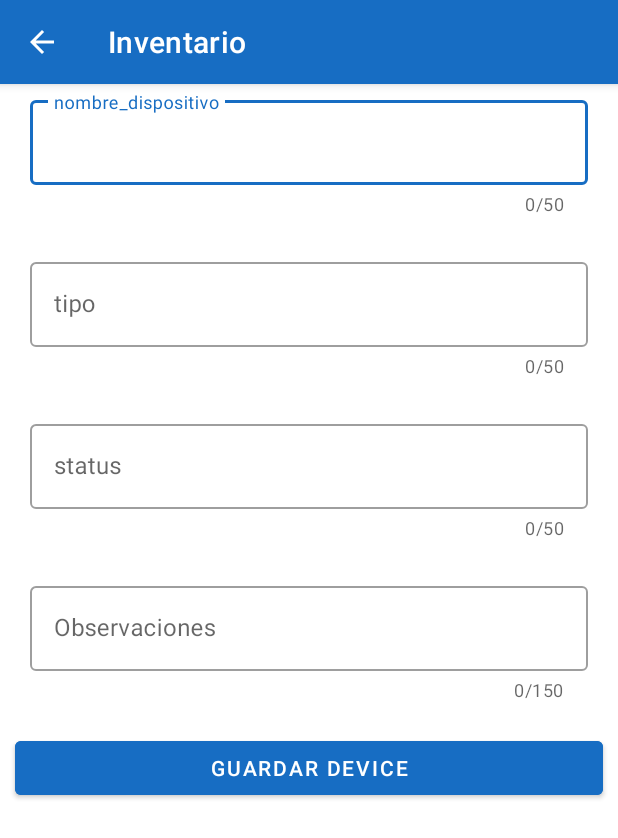
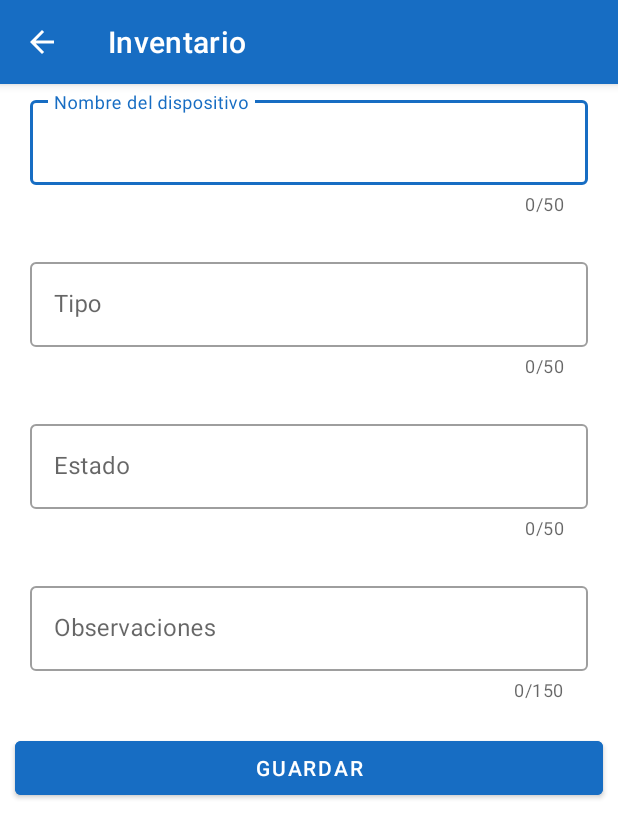
Before and after one commit to VicenteAguileraPerez/AdministracionRedesApp, an Android app: the InventarioFormActivity screen opened directly, with no data from a screen before it, on a phone screen of 412 x 824 dp. Shown: the top 838 px of the screen. Run offline under Robolectric (Android 15) with nearby library versions, the phone set to English and light mode, and no system bars.

```diff
--- a/app/build.gradle
+++ b/app/build.gradle
@@ -41,5 +41,7 @@ dependencies {
     implementation platform('com.google.firebase:firebase-bom:26.6.0')
     // Declare the dependency for the Cloud Firestore library
     // When using the BoM, you don't specify versions in Firebase library dependencies
-    implementation 'com.google.firebase:firebase-firestore'
+    implementation 'com.google.firebase:firebase-firestore:22.1.1'
+    implementation 'com.google.firebase:firebase-analytics:18.0.2'
 }
+apply plugin: 'com.google.gms.google-services'
--- a/app/src/main/java/com/administracionredes/administracionredesapp/ConfiguracionesFormActivity.java
+++ b/app/src/main/java/com/administracionredes/administracionredesapp/ConfiguracionesFormActivity.java
@@ -94,7 +94,6 @@ public class ConfiguracionesFormActivity extends AppCompatActivity implements St
         }
     }
 
-
     @Override
     public void status(String mensaje) {
         Toast.makeText(ConfiguracionesFormActivity.this, mensaje, Toast.LENGTH_SHORT).show();
--- a/app/src/main/java/com/administracionredes/administracionredesapp/FallasFormActivity.java
+++ b/app/src/main/java/com/administracionredes/administracionredesapp/FallasFormActivity.java
@@ -42,18 +42,14 @@ public class FallasFormActivity extends AppCompatActivity implements Status {
                 String tipo_de_falla = textInputLayout__tipo_de_falla.getEditText().getText().toString();
                 String observaciones = textInputLayout_observaciones.getEditText().getText().toString();
                 if (evaluarDatos(guia, textInputLayout_guia) && evaluarDatos(dispositivo, textInputLayout_dispositivo) && evaluarDatos(tipo_de_falla, textInputLayout__tipo_de_falla) && evaluarDatos(observaciones, textInputLayout_observaciones)) {
-                    //Conexión exitosa
                     String datos[] = {guia, dispositivo, tipo_de_falla, observaciones};
                     if (getIntent().getBooleanExtra("dato", false)) {
-                        //Edición e Firebase
                         new FirebaseHelper().editar(FallasFormActivity.this::status, Collections.FALLAS.toString(), fallas.getId(), StaticHelper.FALLASKEYS, datos);
                     } else {
-                        //Agregación en Firebase
                         new FirebaseHelper().add(FallasFormActivity.this::status, Collections.FALLAS.toString(), StaticHelper.FALLASKEYS, datos);
                     }
                     Snackbar.make(view, "Datos válidos", Snackbar.LENGTH_SHORT).show();
                 } else {
-                    //Conexión
                     Snackbar.make(view, "Datos inválidos", Snackbar.LENGTH_SHORT).show();
                 }
             }
--- a/app/src/main/java/com/administracionredes/administracionredesapp/FallasListaActivity.java
+++ b/app/src/main/java/com/administracionredes/administracionredesapp/FallasListaActivity.java
@@ -3,8 +3,10 @@ package com.administracionredes.administracionredesapp;
 import androidx.appcompat.app.AppCompatActivity;
 import androidx.recyclerview.widget.RecyclerView;
 import androidx.recyclerview.widget.StaggeredGridLayoutManager;
+
 import android.content.Intent;
 import android.os.Bundle;
+import android.util.Log;
 import android.view.View;
 import android.widget.Toast;
 
@@ -53,6 +55,7 @@ public class FallasListaActivity extends AppCompatActivity implements Data, Stat
         arrayList = new ArrayList<>();
         for (Object o : data) {
             Fallas fallas = (Fallas) o;
+            Log.e("Error", fallas.getId() + fallas.getDispositivo());
             arrayList.add(fallas);
         }
         llenar(arrayList);
--- a/app/src/main/java/com/administracionredes/administracionredesapp/adapters/AdapterItemConfiguraciones.java
+++ b/app/src/main/java/com/administracionredes/administracionredesapp/adapters/AdapterItemConfiguraciones.java
@@ -56,7 +56,7 @@ public class AdapterItemConfiguraciones extends RecyclerView.Adapter<AdapterItem
                 ++clic[0];
                 if (clic[0] == 1) {
                     Intent intent = new Intent(context, ConfiguracionesFormActivity.class);
-                    intent.putExtra("Configuraciones", configuraciones);
+                    intent.putExtra("Configuraciones", configuracionesList.get(position));
                     intent.putExtra("dato", true);
                     context.startActivity(intent);
                 }
--- a/app/src/main/java/com/administracionredes/administracionredesapp/adapters/AdapterItemFallas.java
+++ b/app/src/main/java/com/administracionredes/administracionredesapp/adapters/AdapterItemFallas.java
@@ -5,6 +5,7 @@ import android.content.Context;
 import android.content.DialogInterface;
 import android.content.Intent;
 import android.os.SystemClock;
+import android.util.Log;
 import android.view.LayoutInflater;
 import android.view.View;
 import android.view.ViewGroup;
@@ -58,7 +59,7 @@ public class AdapterItemFallas extends RecyclerView.Adapter<AdapterItemFallas.Vi
                 ++clic[0];
                 if (clic[0] == 1) {
                     Intent intent = new Intent(context, FallasFormActivity.class);
-                    intent.putExtra("Fallas", fallas);
+                    intent.putExtra("Fallas", fallasList.get(position));
                     intent.putExtra("dato", true);
                     context.startActivity(intent);
                 }
--- a/app/src/main/java/com/administracionredes/administracionredesapp/adapters/AdapterItemInventario.java
+++ b/app/src/main/java/com/administracionredes/administracionredesapp/adapters/AdapterItemInventario.java
@@ -56,7 +56,7 @@ public class AdapterItemInventario extends RecyclerView.Adapter<AdapterItemInven
                 ++clic[0];
                 if (clic[0] == 1) {
                     Intent intent = new Intent(context, InventarioFormActivity.class);
-                    intent.putExtra("Inventario", inventario);
+                    intent.putExtra("Inventario", marioList.get(position));
                     intent.putExtra("dato", true);
                     context.startActivity(intent);
                 }
--- a/app/src/main/java/com/administracionredes/administracionredesapp/adapters/AdapterItemLocalizacion.java
+++ b/app/src/main/java/com/administracionredes/administracionredesapp/adapters/AdapterItemLocalizacion.java
@@ -26,6 +26,7 @@ public class AdapterItemLocalizacion extends RecyclerView.Adapter<AdapterItemLoc
     List<Localizacion> localizacionList;
     Context context;
     Data data;
+
     public AdapterItemLocalizacion(List<Localizacion> localizacionList, Context context, Data data) {
         this.localizacionList = localizacionList;
         this.context = context;
@@ -56,7 +57,7 @@ public class AdapterItemLocalizacion extends RecyclerView.Adapter<AdapterItemLoc
                 ++clic[0];
                 if (clic[0] == 1) {
                     Intent intent = new Intent(context, LocalizacionFormActivity.class);
-                    intent.putExtra("Localizacion", localizacion);
+                    intent.putExtra("Localizacion", localizacionList.get(position));
                     intent.putExtra("dato", true);
                     context.startActivity(intent);
                 }
--- a/app/src/main/java/com/administracionredes/administracionredesapp/services/FirebaseHelper.java
+++ b/app/src/main/java/com/administracionredes/administracionredesapp/services/FirebaseHelper.java
@@ -1,4 +1,6 @@
 package com.administracionredes.administracionredesapp.services;
+
+import android.util.Log;
 
 import androidx.annotation.NonNull;
 
@@ -113,8 +115,6 @@ public class FirebaseHelper {
                         if (task.isSuccessful()) {
                             ArrayList<Object> datos = new ArrayList<>();
                             for (QueryDocumentSnapshot document : task.getResult()) {
-                                //objeto
-                                //{"NOMBRE","TIPO", "STATUS","OBSERVACIONES"};
                                 Inventario inventario = new Inventario(document.getId(), document.getData().get("NOMBRE").toString(),
                                         document.getData().get("TIPO").toString(), document.getData().get("STATUS").toString(),
                                         document.getData().get("OBSERVACIONES").toString());
--- a/app/src/main/res/layout/activity_inventario_form.xml
+++ b/app/src/main/res/layout/activity_inventario_form.xml
@@ -33,14 +33,14 @@
                 android:layout_marginEnd="20dp"
                 android:layout_marginBottom="20dp"
                 android:backgroundTint="@color/white"
-                android:hint="nombre_dispositivo"
+                android:hint="Nombre del dispositivo"
                 app:counterEnabled="true"
                 app:counterMaxLength="50">
 
                 <com.google.android.material.textfield.TextInputEditText
                     android:layout_width="match_parent"
                     android:layout_height="wrap_content"
-                    android:digits="0123456789ABCDEFGHIJKLMNOPQRSTUVWXYZÑ"
+                    android:digits="0123456789ABCDEFGHIJKLMNOPQRSTUVWXYZÑabcdefghijklmnñopqrstuvwxyz "
                     android:enabled="true"
                     android:inputType="textCapSentences"
                     android:maxLength="50" />
@@ -56,7 +56,7 @@
                 android:layout_marginEnd="20dp"
                 android:layout_marginBottom="20dp"
                 android:backgroundTint="@color/white"
-                android:hint="tipo"
+                android:hint="Tipo"
                 app:counterEnabled="true"
                 app:counterMaxLength="50"
                 app:errorEnabled="true">
@@ -64,7 +64,7 @@
                 <com.google.android.material.textfield.TextInputEditText
                     android:layout_width="match_parent"
                     android:layout_height="wrap_content"
-                    android:digits="ABCDEFGHIJKLMNOPQRSTUVWXYZÑabcdefghijklmnñopqrstuvwxyz "
+                    android:digits="0123456789ABCDEFGHIJKLMNOPQRSTUVWXYZÑabcdefghijklmnñopqrstuvwxyz "
                     android:enabled="true"
                     android:inputType="textCapSentences|textMultiLine"
                     android:maxLength="50" />
@@ -80,7 +80,7 @@
                 android:layout_marginEnd="20dp"
                 android:layout_marginBottom="20dp"
                 android:backgroundTint="@color/white"
-                android:hint="status"
+                android:hint="Estado"
                 app:counterEnabled="true"
                 app:counterMaxLength="50"
                 app:errorEnabled="true">
@@ -126,8 +126,7 @@
                 android:layout_marginStart="10dp"
                 android:layout_marginEnd="10dp"
                 android:backgroundTint="@color/azul"
-                android:text="Guardar device" />
-
+                android:text="Guardar" />
 
 
         </LinearLayout>
--- a/app/src/main/res/layout/activity_localizacion_form.xml
+++ b/app/src/main/res/layout/activity_localizacion_form.xml
@@ -112,7 +112,7 @@
                 <com.google.android.material.textfield.TextInputEditText
                     android:layout_width="match_parent"
                     android:layout_height="wrap_content"
-                    android:digits="ABCDEFGHIJKLMNOPQRSTUVWXYZÑabcdefghijklmnñopqrstuvwxyz0123456789 "
+                    android:digits="ABCDEFGHIJKLMNOPQRSTUVWXYZÑabcdefghijklmnñopqrstuvwxyz "
                     android:enabled="true"
                     android:inputType="textCapSentences|textMultiLine"
                     android:maxLength="50" />
```
Also changed, not shown: app/src/main/AndroidManifest.xml (+25 -10 lines), app/src/main/java/com/administracionredes/administracionredesapp/InventarioFormActivity.java (+42 -8 lines), app/src/main/java/com/administracionredes/administracionredesapp/LocalizacionFormActivity.java (+10 -12 lines), 1 other file.
